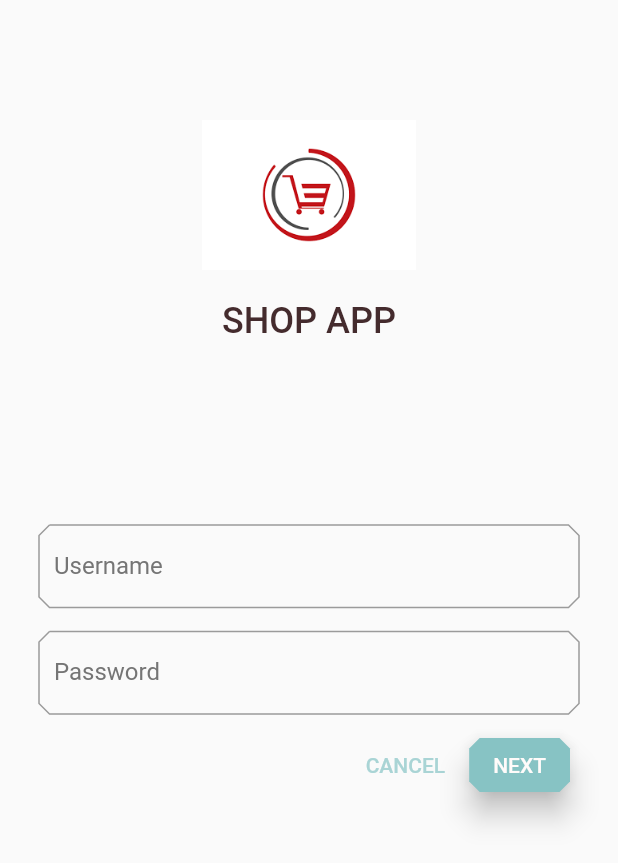
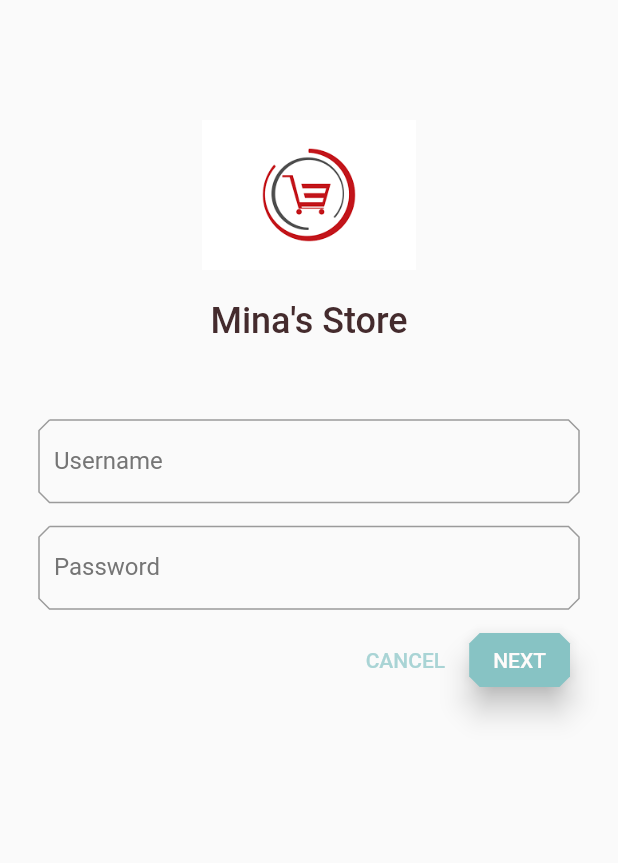
Before and after one commit to rafsanahmad/Flutter-Store-App, a Flutter app: the screen it shows after launch, on a phone screen of 412 x 824 dp. Shown: the top 863 px of the screen. Run offline on Flutter 3.47's test engine with Material 2 defaults, Android fonts, the phone set to English and light mode, and no system bars; Roboto replaces fonts that are missing (RobotoMono).

```diff
--- a/lib/pages/login.dart
+++ b/lib/pages/login.dart
@@ -43,12 +43,12 @@ class _LoginPageState extends State<LoginPage> {
                   fit: BoxFit.contain, height: 100, width: 200),
               const SizedBox(height: 20.0),
               Text(
-                'SHOP APP',
+                'Mina\'s Store',
                 style: Theme.of(context).textTheme.headline5,
               ),
             ],
           ),
-          const SizedBox(height: 120.0),
+          const SizedBox(height: 50.0),
           //Username
           TextField(
             controller: _usernameController,
```
Also changed, not shown: lib/pages/home.dart (+28 -15 lines).
